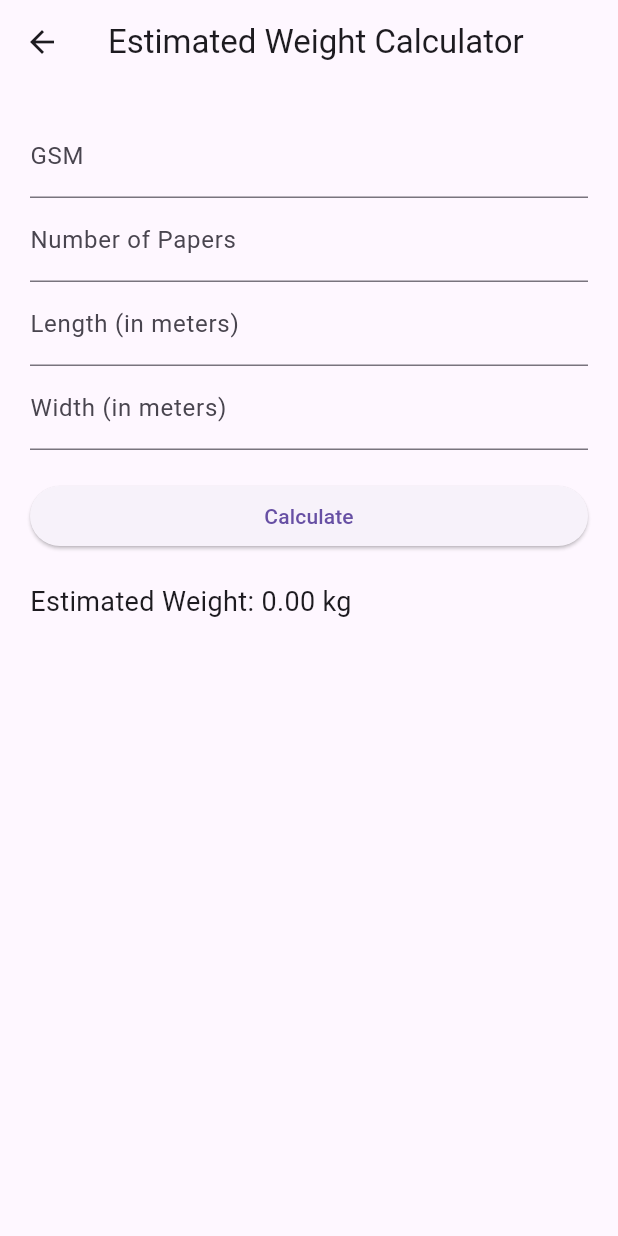
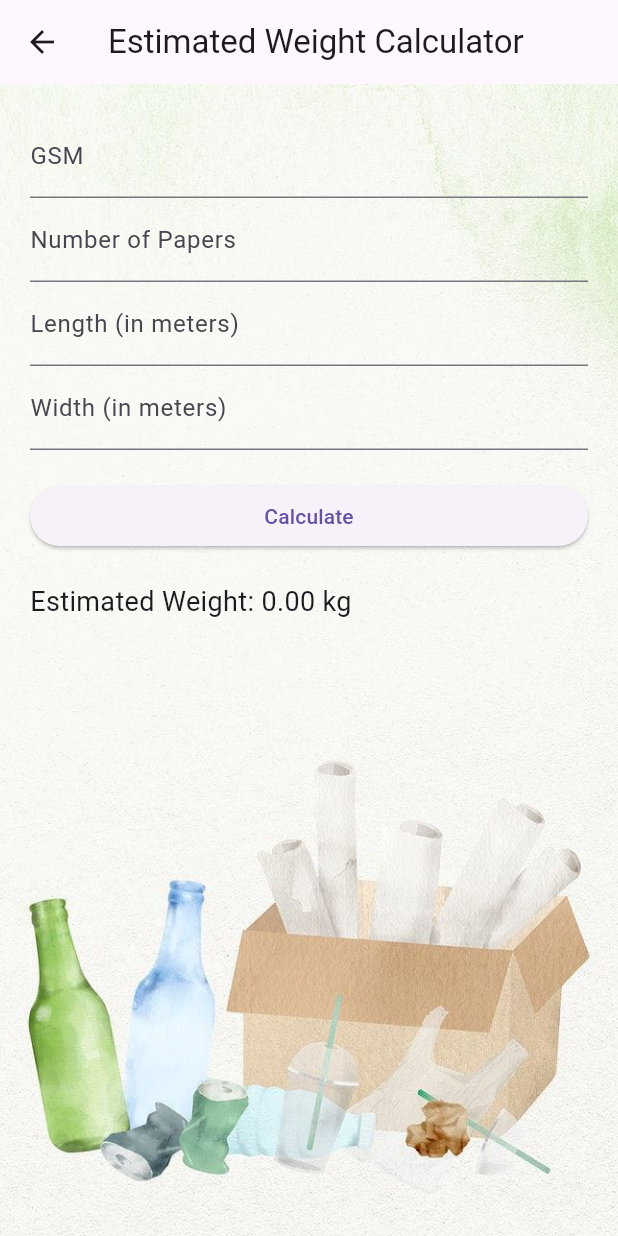
Before and after one commit to yashseth391/ourflutterproject, a Flutter app: the EstimatedWeightPage screen opened by its route, on a phone screen of 412 x 824 dp. Run offline on Flutter 3.47's test engine with Material 3 defaults, Android fonts, the phone set to English and light mode, and no system bars.

Commit message:
to start sell waste

```diff
--- a/lib/main.dart
+++ b/lib/main.dart
@@ -286,7 +286,15 @@ class _EstimatedWeightPageState extends State<EstimatedWeightPage> {
       appBar: AppBar(
         title: Text('Estimated Weight Calculator'),
       ),
-      body: Padding(
+      body: Container(
+        decoration: BoxDecoration(
+          image: DecorationImage(
+            image: AssetImage(
+                'images/estimate.jpeg'), // Path to your background image
+            fit: BoxFit.cover,
+          ),
+        ),
+        child: Padding(
           padding: const EdgeInsets.all(20.0),
           child: Column(
             crossAxisAlignment: CrossAxisAlignment.stretch,
@@ -294,7 +302,9 @@ class _EstimatedWeightPageState extends State<EstimatedWeightPage> {
               TextField(
                 controller: gsmController,
                 keyboardType: TextInputType.number,
-              decoration: InputDecoration(labelText: 'GSM'),
+                decoration: InputDecoration(
+                  labelText: 'GSM',
+                ),
               ),
               TextField(
                 controller: papersController,
@@ -322,6 +332,7 @@ class _EstimatedWeightPageState extends State<EstimatedWeightPage> {
                 style: TextStyle(fontSize: 18.0),
               ),
             ],
+          ),
         ),
       ),
     );
--- a/pubspec.yaml
+++ b/pubspec.yaml
@@ -61,8 +61,8 @@ flutter:
   assets:
     - images/home.jpg
     - images/bg2.jpg
-    - images/home.jpg
-
+    - images/bg.jpg
+    - images/estimate.jpeg
   # An image asset can refer to one or more resolution-specific "variants", see
   # https://flutter.dev/assets-and-images/#resolution-aware
 
```
Also changed, not shown: images/WhatsApp Image 2024-04-20 at 14.54.52.jpeg (added), images/aboutus.jpeg (added), images/estimate.jpeg (added), images/estimate.jpg (deleted). Lines whose indentation alone changed are shown as unchanged.
